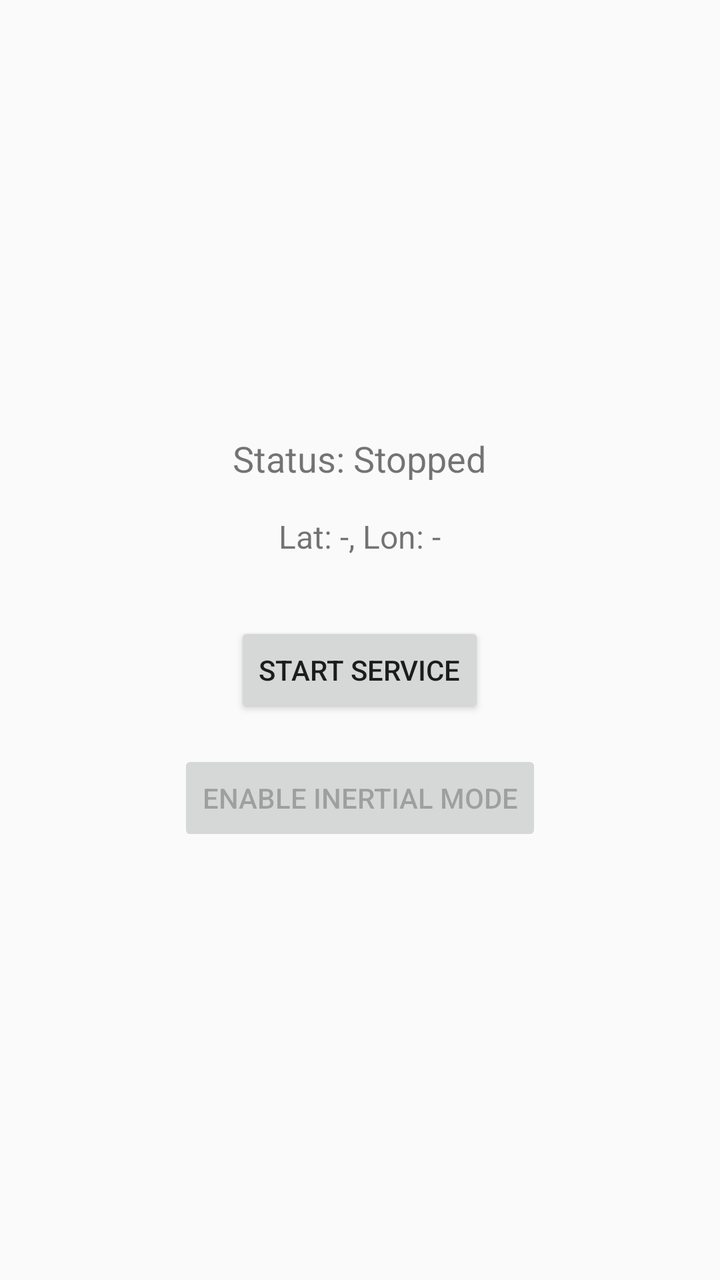
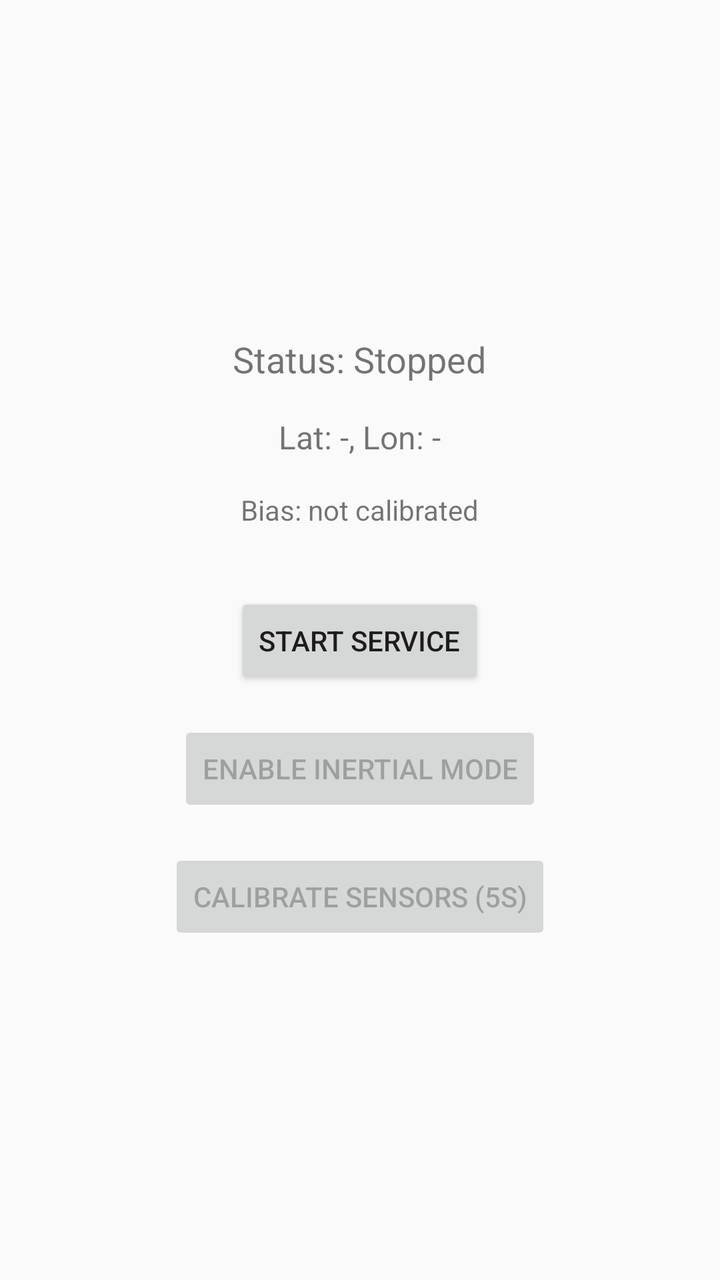

Screens rendered from an Android XML layout before and after an edit, with the pre-edit source and the edit as a unified diff.
<!-- AndroidManifest.xml: application theme Theme.AppCompat.Light.DarkActionBar -->
<!-- res/layout/activity_main.xml -->
<?xml version="1.0" encoding="utf-8"?>
<LinearLayout xmlns:android="http://schemas.android.com/apk/res/android"
    android:layout_width="match_parent"
    android:layout_height="match_parent"
    android:orientation="vertical"
    android:padding="16dp"
    android:gravity="center">

    <TextView
        android:id="@+id/tvStatus"
        android:layout_width="wrap_content"
        android:layout_height="wrap_content"
        android:text="Status: Stopped"
        android:textSize="18sp"
        android:layout_marginBottom="16dp" />

    <TextView
        android:id="@+id/tvLocation"
        android:layout_width="wrap_content"
        android:layout_height="wrap_content"
        android:text="Lat: -, Lon: -"
        android:textSize="16sp"
        android:layout_marginBottom="32dp" />

    <Button
        android:id="@+id/btnToggle"
        android:layout_width="wrap_content"
        android:layout_height="wrap_content"
        android:layout_marginBottom="16dp"
        android:text="Start Service" />

    <Button
        android:id="@+id/btnToggleInertial"
        android:layout_width="wrap_content"
        android:layout_height="wrap_content"
        android:enabled="false"
        android:text="Enable Inertial Mode" />

</LinearLayout>
<!-- resources referenced by this layout -->
<resources>

</resources>

<!-- the commit's change to res/layout/activity_main.xml (unified diff, before → after) -->
@@ -20,6 +20,14 @@
         android:layout_height="wrap_content"
         android:text="Lat: -, Lon: -"
         android:textSize="16sp"
+        android:layout_marginBottom="16dp" />
+        
+    <TextView
+        android:id="@+id/tvCalibration"
+        android:layout_width="wrap_content"
+        android:layout_height="wrap_content"
+        android:text="Bias: not calibrated"
+        android:textSize="14sp"
         android:layout_marginBottom="32dp" />
 
     <Button
@@ -33,7 +41,15 @@
         android:id="@+id/btnToggleInertial"
         android:layout_width="wrap_content"
         android:layout_height="wrap_content"
+        android:layout_marginBottom="16dp"
         android:enabled="false"
         android:text="Enable Inertial Mode" />
+        
+    <Button
+        android:id="@+id/btnCalibrate"
+        android:layout_width="wrap_content"
+        android:layout_height="wrap_content"
+        android:enabled="false"
+        android:text="Calibrate Sensors (5s)" />
 
 </LinearLayout>
